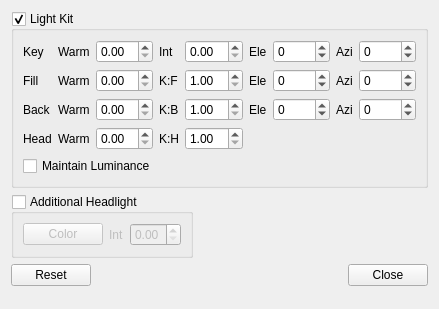
Qt form Qt/ApplicationComponents/Resources/UI/pqLightsEditor.ui (vbnhfylbh/ParaView) before a commit.
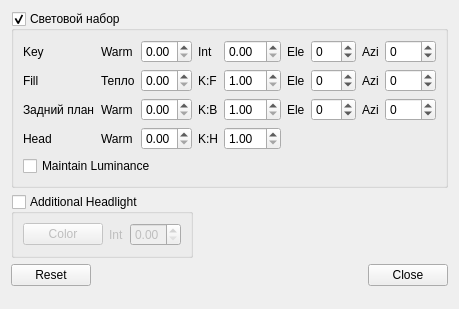
The same form after that commit. Custom widgets are drawn as their Qt base class.

```diff
--- a/Qt/ApplicationComponents/Resources/UI/pqLightsEditor.ui
+++ b/Qt/ApplicationComponents/Resources/UI/pqLightsEditor.ui
@@ -26,7 +26,7 @@
       <string>A simple lighting kit</string>
      </property>
      <property name="title">
-      <string>Light Kit</string>
+      <string>Световой набор</string>
      </property>
      <property name="checkable">
       <bool>true</bool>
@@ -44,7 +44,7 @@
          <string>The two back lights, one on the left of the object as seen from the observer and one on the right, fill on the high-contrast areas behind the object. </string>
         </property>
         <property name="text">
-         <string>Back</string>
+         <string>Задний план</string>
         </property>
        </widget>
       </item>
@@ -57,7 +57,7 @@
          <string>The &quot;Warmth&quot; of the Fill Light. Warmth is a parameter that varies from 0 to 1, where 0 is &quot;cold&quot; (looks icy or lit by a very blue sky), 1 is &quot;warm&quot; (the red of a very red sunset, or the embers of a campfire), and 0.5 is a neutral white. The warmth scale is non-linear. Warmth values close to 0.5 are subtly &quot;warmer&quot; or &quot;cooler,&quot; much like a warmer tungsten incandescent bulb, a cooler halogen, or daylight (cooler still). Moving further away from 0.5, colors become more quickly varying towards blues and reds. With regards to aesthetics, extremes of warmth should be used sparingly. </string>
         </property>
         <property name="text">
-         <string>Warm</string>
+         <string>Тепло</string>
         </property>
         <property name="buddy">
          <cstring>FillLightWarmth</cstring>
```
Left out of the diff: 16 changed lines with no effect on the pictures.
